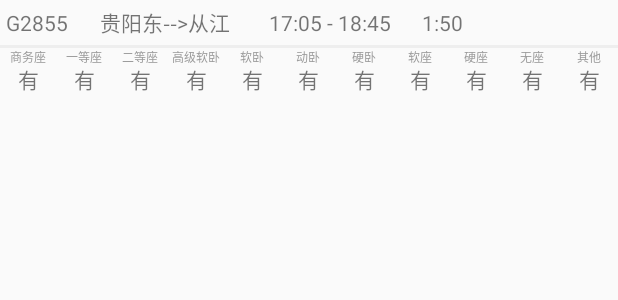
After one commit to wcirq/client12306, an Android app: the layout item_buy_list.xml on its own in the app's theme, with its tools: preview values and no code run, on a phone screen of 412 x 824 dp. The commit adds this screen. Shown: the top 300 px of the screen. Run offline under Robolectric (Android 15) with nearby library versions, the phone set to English and light mode, and no system bars.

Commit message:
实现查票

```diff
--- a/app/src/main/AndroidManifest.xml
+++ b/app/src/main/AndroidManifest.xml
@@ -13,7 +13,7 @@
         android:roundIcon="@mipmap/ic_launcher_round"
         android:supportsRtl="true"
         android:theme="@style/AppTheme.NoActionBar">
-
+        <activity android:name=".activity.BuyActivity"></activity>
         <activity android:name=".activity.OrderActivity" />
         <activity android:name=".activity.HomeActivity" />
         <activity
--- a/app/src/main/java/com/wcy/client12306/activity/HomeActivity.java
+++ b/app/src/main/java/com/wcy/client12306/activity/HomeActivity.java
@@ -276,6 +276,11 @@ public class HomeActivity extends AppCompatActivity {
                         intent_order.putExtra("session", session);
                         startActivity(intent_order);
                         break;
+                    case R.id.nav_buy_ticket:
+                        Intent intent_buy = new Intent(HomeActivity.this, BuyActivity.class);
+                        intent_buy.putExtra("session", session);
+                        startActivity(intent_buy);
+                        break;
                     default:
                         break;
                 }
--- a/app/src/main/java/com/wcy/client12306/http/Session.java
+++ b/app/src/main/java/com/wcy/client12306/http/Session.java
@@ -112,7 +112,7 @@ public class Session implements Serializable {
                 }
                 String str = stringBuffer.toString();
                 result = new JSONObject(str);
-            } else if (httpURLConnection.getContentType().contains("text/html")) {
+            } else if (httpURLConnection.getContentType().contains("text/html")|httpURLConnection.getContentType().contains("text/javascript")) {
                 BufferedReader bufferedReader = new BufferedReader(new InputStreamReader(inputStream, "utf-8"));
                 StringBuffer stringBuffer = new StringBuffer();
                 String temp = null;
--- /dev/null
+++ b/app/src/main/res/layout/item_buy_list.xml
@@ -0,0 +1,215 @@
+<?xml version="1.0" encoding="utf-8"?>
+<LinearLayout xmlns:android="http://schemas.android.com/apk/res/android"
+    android:layout_width="match_parent"
+    android:layout_height="match_parent"
+    android:orientation="vertical">
+    <LinearLayout
+        android:layout_width="match_parent"
+        android:layout_height="30dp"
+        android:orientation="horizontal">
+        <TextView
+            android:id="@+id/train_id"
+            android:layout_width="50dp"
+            android:layout_height="match_parent"
+            android:gravity="center"
+            android:text="G2855"/>
+        <TextView
+            android:id="@+id/start_arrival_station"
+            android:layout_width="120dp"
+            android:layout_height="match_parent"
+            android:gravity="center"
+            android:text="贵阳东-->从江"/>
+        <TextView
+            android:id="@+id/start_arrival_time"
+            android:layout_width="100dp"
+            android:layout_height="match_parent"
+            android:gravity="center"
+            android:text="17:05 - 18:45"/>
+        <TextView
+            android:id="@+id/through_time"
+            android:layout_width="50dp"
+            android:layout_height="match_parent"
+            android:gravity="center"
+            android:text="1:50"/>
+    </LinearLayout>
+    <View
+        android:layout_width="match_parent"
+        android:layout_height="2dp"
+        android:background="@color/list_view_line"/>
+    <LinearLayout
+        android:layout_width="match_parent"
+        android:layout_height="10dp"
+        android:orientation="horizontal">
+        <TextView
+            android:layout_width="0dp"
+            android:layout_weight="1"
+            android:layout_height="match_parent"
+            android:gravity="center"
+            android:textSize="8sp"
+            android:textColor="@color/lineColor_unclick"
+            android:text="商务座"/>
+        <TextView
+            android:layout_width="0dp"
+            android:layout_weight="1"
+            android:layout_height="match_parent"
+            android:gravity="center"
+            android:textSize="8sp"
+            android:textColor="@color/lineColor_unclick"
+            android:text="一等座"/>
+        <TextView
+            android:layout_width="0dp"
+            android:layout_weight="1"
+            android:layout_height="match_parent"
+            android:gravity="center"
+            android:textSize="8sp"
+            android:textColor="@color/lineColor_unclick"
+            android:text="二等座"/>
+        <TextView
+            android:layout_width="0dp"
+            android:layout_weight="1"
+            android:layout_height="match_parent"
+            android:gravity="center"
+            android:textSize="8sp"
+            android:textColor="@color/lineColor_unclick"
+            android:text="高级软卧"/>
+        <TextView
+            android:layout_width="0dp"
+            android:layout_weight="1"
+            android:layout_height="match_parent"
+            android:gravity="center"
+            android:textSize="8sp"
+            android:textColor="@color/lineColor_unclick"
+            android:text="软卧"/>
+        <TextView
+            android:layout_width="0dp"
+            android:layout_weight="1"
+            android:layout_height="match_parent"
+            android:gravity="center"
+            android:textSize="8sp"
+            android:textColor="@color/lineColor_unclick"
+            android:text="动卧"/>
+        <TextView
+            android:layout_width="0dp"
+            android:layout_weight="1"
+            android:layout_height="match_parent"
+            android:gravity="center"
+            android:textSize="8sp"
+            android:textColor="@color/lineColor_unclick"
+            android:text="硬卧"/>
+        <TextView
+            android:layout_width="0dp"
+            android:layout_weight="1"
+            android:layout_height="match_parent"
+            android:gravity="center"
+            android:textSize="8sp"
+            android:textColor="@color/lineColor_unclick"
+            android:text="软座"/>
+        <TextView
+            android:layout_width="0dp"
+            android:layout_weight="1"
+            android:layout_height="match_parent"
+            android:gravity="center"
+            android:textSize="8sp"
+            android:textColor="@color/lineColor_unclick"
+            android:text="硬座"/>
+        <TextView
+            android:layout_width="0dp"
+            android:layout_weight="1"
+            android:layout_height="match_parent"
+            android:gravity="center"
+            android:textSize="8sp"
+            android:textColor="@color/lineColor_unclick"
+            android:text="无座"/>
+        <TextView
+            android:layout_width="0dp"
+            android:layout_weight="1"
+            android:layout_height="match_parent"
+            android:gravity="center"
+            android:textSize="8sp"
+            android:textColor="@color/lineColor_unclick"
+            android:text="其他"/>
+    </LinearLayout>
+    <LinearLayout
+        android:layout_width="match_parent"
+        android:layout_height="20dp"
+        android:orientation="horizontal">
+        <TextView
+            android:id="@+id/specialSeat"
+            android:layout_width="0dp"
+            android:layout_weight="1"
+            android:layout_height="match_parent"
+            android:gravity="center"
+            android:text="有"/>
+        <TextView
+            android:id="@+id/levelOneSeat"
+            android:layout_width="0dp"
+            android:layout_weight="1"
+            android:layout_height="match_parent"
+            android:gravity="center"
+            android:text="有"/>
+        <TextView
+            android:id="@+id/levelTwoSeat"
+            android:layout_width="0dp"
+            android:layout_weight="1"
+            android:layout_height="match_parent"
+            android:gravity="center"
+            android:text="有"/>
+        <TextView
+            android:id="@+id/seniorSoft"
+            android:layout_width="0dp"
+            android:layout_weight="1"
+            android:layout_height="match_parent"
+            android:gravity="center"
+            android:text="有"/>
+        <TextView
+            android:id="@+id/levelOneSoft"
+            android:layout_width="0dp"
+            android:layout_weight="1"
+            android:layout_height="match_parent"
+            android:gravity="center"
+            android:text="有"/>
+        <TextView
+            android:id="@+id/bulletSoft"
+            android:layout_width="0dp"
+            android:layout_weight="1"
+            android:layout_height="match_parent"
+            android:gravity="center"
+            android:text="有"/>
+        <TextView
+            android:id="@+id/hardsLeeper"
+            android:layout_width="0dp"
+            android:layout_weight="1"
+            android:layout_height="match_parent"
+            android:gravity="center"
+            android:text="有"/>
+        <TextView
+            android:id="@+id/softSeat"
+            android:layout_width="0dp"
+            android:layout_weight="1"
+            android:layout_height="match_parent"
+            android:gravity="center"
+            android:text="有"/>
+        <TextView
+            android:id="@+id/hardSeat"
+            android:layout_width="0dp"
+            android:layout_weight="1"
+            android:layout_height="match_parent"
+            android:gravity="center"
+            android:text="有"/>
+        <TextView
+            android:id="@+id/noSeat"
+            android:layout_width="0dp"
+            android:layout_weight="1"
+            android:layout_height="match_parent"
+            android:gravity="center"
+            android:text="有"/>
+        <TextView
+            android:id="@+id/other"
+            android:layout_width="0dp"
+            android:layout_weight="1"
+            android:layout_height="match_parent"
+            android:gravity="center"
+            android:text="有"/>
+    </LinearLayout>
+
+</LinearLayout>
--- a/app/src/main/res/values/colors.xml
+++ b/app/src/main/res/values/colors.xml
@@ -12,4 +12,5 @@
     <color name="textColor">#F2111111</color>
     <color name="white">#FFFFFF</color>
     <color name="divider_color">#03A9F4</color>
+    <color name="list_view_line">#eeeeee</color>
 </resources>
```
Also changed, not shown: app/src/main/java/com/wcy/client12306/activity/BuyActivity.java (added, +199 -0 lines), app/src/main/java/com/wcy/client12306/adapter/TicketAdapter.java (added, +83 -0 lines), app/src/main/java/com/wcy/client12306/util/Ticket.java (added, +169 -0 lines), app/src/main/res/layout/activity_buy.xml (added, +56 -0 lines).
